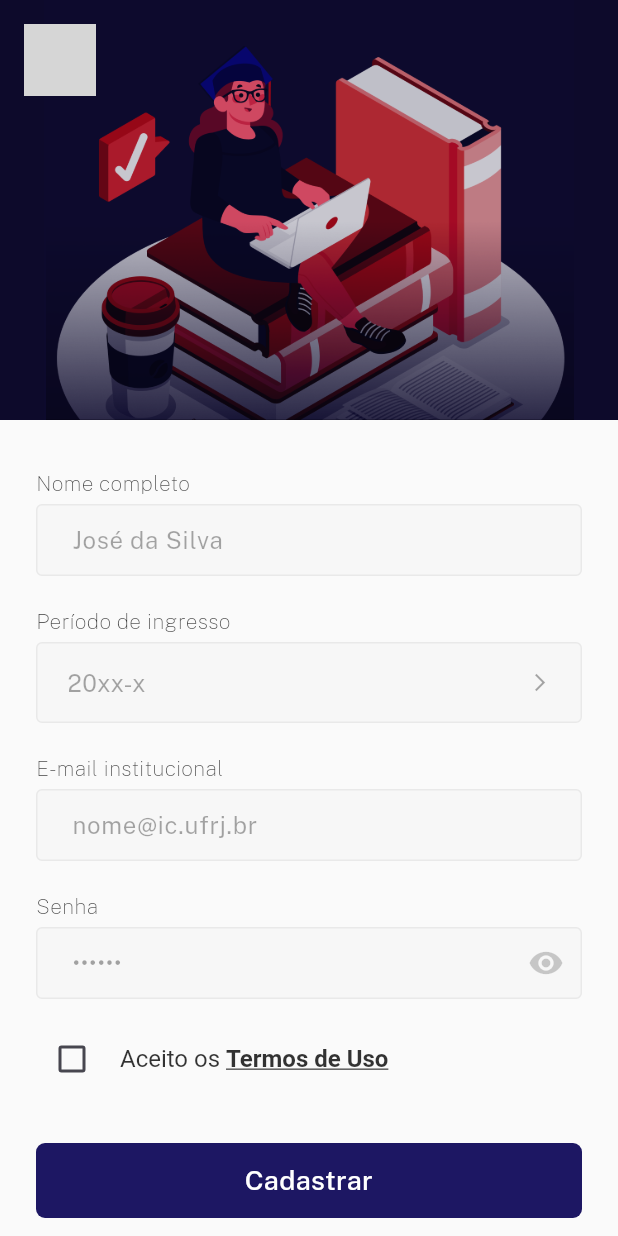
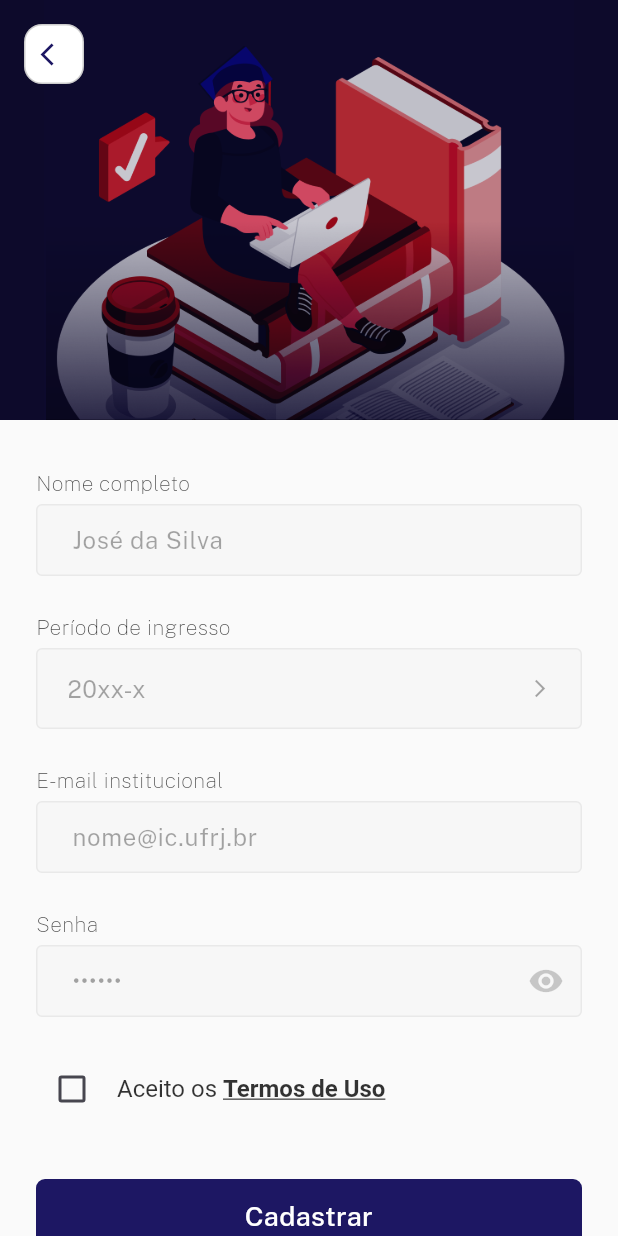
Before and after one commit to brunafalheiro/avalia-ai, a Flutter app: the AuthPage screen opened by its route, on a phone screen of 412 x 824 dp. Run offline on Flutter 3.47's test engine with Material 3 defaults, Android fonts, the light colour scheme and no system bars; drawn by our look-alikes of dropdown_button2; our stand-ins replace fluro; project files that could hold a hidden picture were left out; grey boxes are pictures that could not be loaded.

Commit message:
Change spacing and add routes to auth page

```diff
--- a/lib/view/auth_page.dart
+++ b/lib/view/auth_page.dart
@@ -1,6 +1,6 @@
-import 'package:avalia_ai/shared/widgets/back_button.dart';
 import 'package:avalia_ai/shared/widgets/button.dart';
 import 'package:avalia_ai/shared/widgets/dropdown.dart';
+import 'package:avalia_ai/shared/widgets/navigation_button.dart';
 import 'package:avalia_ai/shared/widgets/text_input.dart';
 import 'package:avalia_ai/shared/styles/text_styles.dart';
 import 'package:avalia_ai/shared/styles/colors.dart';
@@ -20,13 +20,19 @@ class AuthPage extends StatelessWidget {
           allowNumbers: false,
           allowSpecialCharacters: false,
         ),
-        const SizedBox(height: 20),
+        const SizedBox(height: 24),
         AVAIDropdown(
           label: 'Período de ingresso',
           placeholder: '20xx-x',
           options: semesterOptions,
+          validator: (value) {
+            if (value == null || value.isEmpty) {
+              return 'Please select an option';
+            }
+            return null;
+          },
         ),
-        const SizedBox(height: 20),
+        const SizedBox(height: 24),
       ],
     );
   }
@@ -40,7 +46,7 @@ class AuthPage extends StatelessWidget {
           allowNumbers: true,
           allowSpaces: false,
         ),
-        SizedBox(height: 20),
+        SizedBox(height: 24),
         AVAITextInput(
           label: 'Senha',
           placeholder: '••••••',
@@ -57,7 +63,7 @@ class AuthPage extends StatelessWidget {
           value: false,
           onChanged: (bool? newValue) {},
         ),
-        const SizedBox(width: 8),
+        const SizedBox(width: 6),
         RichText(
           text: TextSpan(
             children: <TextSpan>[
@@ -94,7 +100,7 @@ class AuthPage extends StatelessWidget {
     );
   }
 
-  Widget buildAlternativeButton() {
+  Widget buildAlternativeButton(context) {
     return RichText(
       text: TextSpan(
         children: <TextSpan>[
@@ -107,7 +113,7 @@ class AuthPage extends StatelessWidget {
             style: AVAITextStyle().link,
             recognizer: TapGestureRecognizer()
               ..onTap = () {
-                // TODO: change to register state
+                Navigator.pushNamed(context, '/auth/register');
               },
           ),
         ],
@@ -151,7 +157,7 @@ class AuthPage extends StatelessWidget {
                         Container(
                           width: double.infinity,
                           decoration: const BoxDecoration(
-                            color: Color(0xff0D0A2B),
+                            color: AVAIColors.darkRoyalBlue,
                           ),
                           child: Image.asset(
                             'assets/images/main.png',
@@ -162,8 +168,10 @@ class AuthPage extends StatelessWidget {
                         Positioned(
                           top: 16,
                           left: 16,
-                          child: AVAIBackButton(
-                              onPressed: () => {Navigator.pop(context)}),
+                          child: AVAINavigationButton(
+                            backButton: true,
+                            onPressed: () => {Navigator.pop(context)},
+                          ),
                         ),
                       ],
                     ),
@@ -179,7 +187,7 @@ class AuthPage extends StatelessWidget {
                             buildPersonalInfoInputs(semesterOptions),
                             buildIdentifiersInput(),
                             const SizedBox(
-                              height: 16,
+                              height: 24,
                             ),
                             buildTermsOfUse(),
                           ] else ...[
@@ -189,11 +197,12 @@ class AuthPage extends StatelessWidget {
                             ),
                             buildForgotPassword(),
                             const SizedBox(
-                              height: 40,
+                              height: 36,
                             ),
                             AVAIButton(
                               label: 'Entrar',
-                              onPressed: () => {},
+                              onPressed: () =>
+                                  {Navigator.pushNamed(context, '/home')},
                             ),
                           ],
                         ],
@@ -208,7 +217,7 @@ class AuthPage extends StatelessWidget {
                           maxWidth: 720,
                         ),
                         padding: const EdgeInsets.symmetric(horizontal: 24),
-                        margin: const EdgeInsets.only(top: 32),
+                        margin: const EdgeInsets.only(top: 36),
                         child: AVAIButton(
                           label: 'Cadastrar',
                           onPressed: () => {},
@@ -216,9 +225,9 @@ class AuthPage extends StatelessWidget {
                       )
                     ] else ...[
                       const SizedBox(
-                        height: 24,
+                        height: 16,
                       ),
-                      buildAlternativeButton(),
+                      buildAlternativeButton(context),
                     ],
                     const SizedBox(height: 48),
                   ],
```
